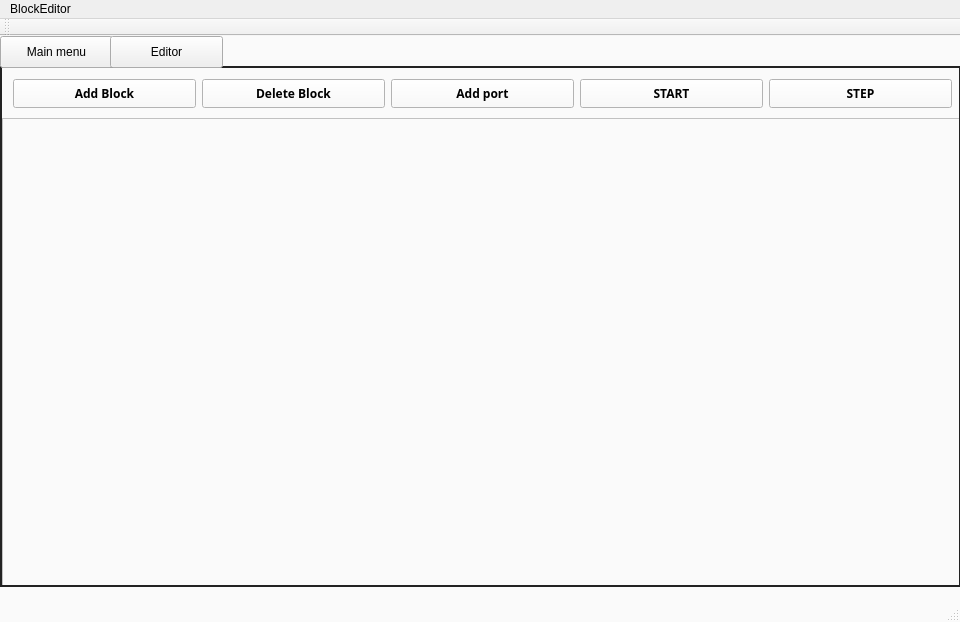
Before: the Qt Designer form src/mainwindow.ui in andrejnano/ICP-BlockEditor, drawn with Qt 5.
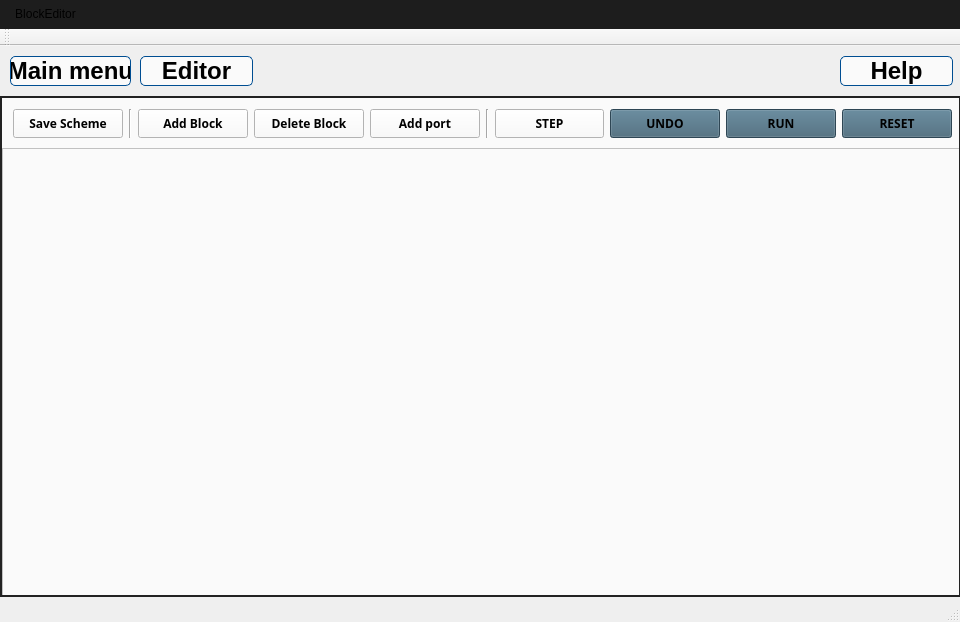
After: the same form once the commit is applied. The open tabs and pages were chosen to show the change.

What changed in the file:
```diff
--- a/src/mainwindow.ui
+++ b/src/mainwindow.ui
@@ -17,16 +17,41 @@
    <string>MainWindow</string>
   </property>
   <property name="styleSheet">
-   <string notr="true">QMainWindow {background-color: #fafafa; }</string>
+   <string notr="true">QMainWindow {
+background-color: #f1d1d1d; 
+}
+
+QMenuBar{
+background-color: #1d1d1d;
+padding: 5px;
+font: 12px &quot;Helvetica&quot;, sans-serif;
+}
+
+QmenuBar::item{
+background-color: #1d1d1d;
+color: #fafafa;
+padding:5px;
+}
+
+QMenu{
+backround: #3d3d3d;
+color: #fff;
+padding:0;
+}
+
+QMenu::item::selected{
+color:#fff;
+background-color:#00aba9;
+}</string>
   </property>
   <widget class="QWidget" name="centralWidget">
    <widget class="QStackedWidget" name="stackedWidget">
     <property name="geometry">
      <rect>
       <x>0</x>
-      <y>30</y>
+      <y>50</y>
       <width>961</width>
-      <height>521</height>
+      <height>501</height>
      </rect>
     </property>
     <property name="styleSheet">
@@ -149,6 +174,33 @@
        <property name="sizeConstraint">
         <enum>QLayout::SetDefaultConstraint</enum>
        </property>
+       <item>
+        <widget class="QPushButton" name="pushButton_7">
+         <property name="sizePolicy">
+          <sizepolicy hsizetype="Minimum" vsizetype="Expanding">
+           <horstretch>0</horstretch>
+           <verstretch>0</verstretch>
+          </sizepolicy>
+         </property>
+         <property name="font">
+          <font>
+           <family>Futura</family>
+           <weight>75</weight>
+           <bold>true</bold>
+          </font>
+         </property>
+         <property name="text">
+          <string>Save Scheme</string>
+         </property>
+        </widget>
+       </item>
+       <item>
+        <widget class="Line" name="line_2">
+         <property name="orientation">
+          <enum>Qt::Vertical</enum>
+         </property>
+        </widget>
+       </item>
        <item>
         <widget class="QPushButton" name="pushButton_3">
          <property name="sizePolicy">
@@ -209,6 +261,39 @@
          </property>
         </widget>
        </item>
+       <item>
+        <widget class="Line" name="line">
+         <property name="orientation">
+          <enum>Qt::Vertical</enum>
+         </property>
+        </widget>
+       </item>
+       <item>
+        <widget class="QPushButton" name="pushButton_6">
+         <property name="sizePolicy">
+          <sizepolicy hsizetype="Minimum" vsizetype="Expanding">
+           <horstretch>0</horstretch>
+           <verstretch>0</verstretch>
+          </sizepolicy>
+         </property>
+         <property name="font">
+          <font>
+           <family>Futura</family>
+           <weight>75</weight>
+           <bold>true</bold>
+          </font>
+         </property>
+         <property name="autoFillBackground">
+          <bool>false</bool>
+         </property>
+         <property name="styleSheet">
+          <string notr="true"/>
+         </property>
+         <property name="text">
+          <string>STEP</string>
+         </property>
+        </widget>
+       </item>
        <item>
         <widget class="QPushButton" name="pushButton_4">
          <property name="sizePolicy">
@@ -224,8 +309,34 @@
            <bold>true</bold>
           </font>
          </property>
+         <property name="styleSheet">
+          <string notr="true">background-color: #416275;</string>
+         </property>
          <property name="text">
-          <string>START</string>
+          <string>UNDO</string>
+         </property>
+        </widget>
+       </item>
+       <item>
+        <widget class="QPushButton" name="pushButton_8">
+         <property name="sizePolicy">
+          <sizepolicy hsizetype="Minimum" vsizetype="Expanding">
+           <horstretch>0</horstretch>
+           <verstretch>0</verstretch>
+          </sizepolicy>
+         </property>
+         <property name="font">
+          <font>
+           <family>Futura</family>
+           <weight>75</weight>
+           <bold>true</bold>
+          </font>
+         </property>
+         <property name="styleSheet">
+          <string notr="true">background-color: #416275;</string>
+         </property>
+         <property name="text">
+          <string>RUN</string>
          </property>
         </widget>
        </item>
@@ -244,8 +355,11 @@
            <bold>true</bold>
           </font>
          </property>
+         <property name="styleSheet">
+          <string notr="true">background-color: #416275;</string>
+         </property>
          <property name="text">
-          <string>STEP</string>
+          <string>RESET</string>
          </property>
         </widget>
        </item>
@@ -257,7 +371,7 @@
         <x>0</x>
         <y>50</y>
         <width>961</width>
-        <height>511</height>
+        <height>451</height>
        </rect>
       </property>
      </widget>
@@ -349,14 +463,22 @@
    <widget class="QPushButton" name="main_menu_btn">
     <property name="geometry">
      <rect>
-      <x>0</x>
-      <y>0</y>
-      <width>113</width>
-      <height>32</height>
+      <x>10</x>
+      <y>10</y>
+      <width>121</width>
+      <height>30</height>
      </rect>
     </property>
+    <property name="font">
+     <font>
+      <family>Helvetica</family>
+      <pointsize>18</pointsize>
+      <weight>75</weight>
+      <bold>true</bold>
+     </font>
+    </property>
     <property name="styleSheet">
-     <string notr="true"/>
+     <string notr="true">border: 1px solid #004e92; background: #fafafa; border-radius: 5px;</string>
     </property>
     <property name="text">
      <string>Main menu</string>
@@ -365,16 +487,51 @@
    <widget class="QPushButton" name="editor_menu_btn">
     <property name="geometry">
      <rect>
-      <x>110</x>
-      <y>0</y>
+      <x>140</x>
+      <y>10</y>
       <width>113</width>
-      <height>32</height>
+      <height>30</height>
      </rect>
     </property>
+    <property name="font">
+     <font>
+      <family>Helvetica</family>
+      <pointsize>18</pointsize>
+      <weight>75</weight>
+      <bold>true</bold>
+     </font>
+    </property>
+    <property name="styleSheet">
+     <string notr="true">border: 1px solid #004e92; background: #fafafa; border-radius: 5px;</string>
+    </property>
     <property name="text">
      <string>Editor</string>
     </property>
    </widget>
+   <widget class="QPushButton" name="help_menu_btn">
+    <property name="geometry">
+     <rect>
+      <x>840</x>
+      <y>10</y>
+      <width>113</width>
+      <height>30</height>
+     </rect>
+    </property>
+    <property name="font">
+     <font>
+      <family>Helvetica</family>
+      <pointsize>18</pointsize>
+      <weight>75</weight>
+      <bold>true</bold>
+     </font>
+    </property>
+    <property name="styleSheet">
+     <string notr="true">border: 1px solid #004e92; background: #fafafa; border-radius: 5px;</string>
+    </property>
+    <property name="text">
+     <string>Help</string>
+    </property>
+   </widget>
   </widget>
   <widget class="QMenuBar" name="menuBar">
    <property name="geometry">
@@ -382,7 +539,7 @@
      <x>0</x>
      <y>0</y>
      <width>960</width>
-     <height>22</height>
+     <height>27</height>
     </rect>
    </property>
    <widget class="QMenu" name="menuBlockEditor">
```
Left out of the diff: 4 changed lines with no effect on the pictures.
